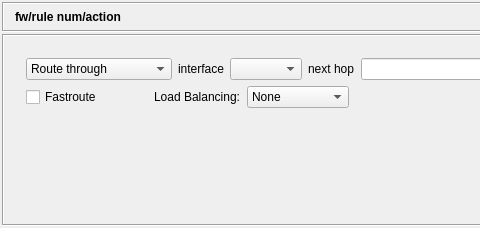
The window that src/gui/actionsdialog_q.ui (fwbuilder/fwbuilder) describes before a commit, drawn with Qt 5; both pictures show x 0 to 480 and y 0 to 228 of the 852 by 228 pixel window.
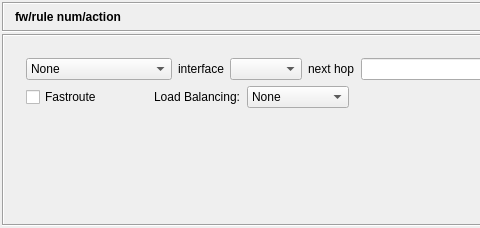
The same window after the commit. The open tabs and pages were chosen to show the change. Icons and pictures are not drawn. Custom widgets are drawn as their Qt base class.

Patch:
```diff
--- a/src/gui/actionsdialog_q.ui
+++ b/src/gui/actionsdialog_q.ui
@@ -899,6 +899,11 @@
              <layout class="QHBoxLayout" >
               <item>
                <widget class="QComboBox" name="pf_route_option" >
+                <item>
+                 <property name="text" >
+                  <string>None</string>
+                 </property>
+                </item>
                 <item>
                  <property name="text" >
                   <string>Route through</string>
```
Left out of the diff: 2 changed lines with no effect on the pictures.
